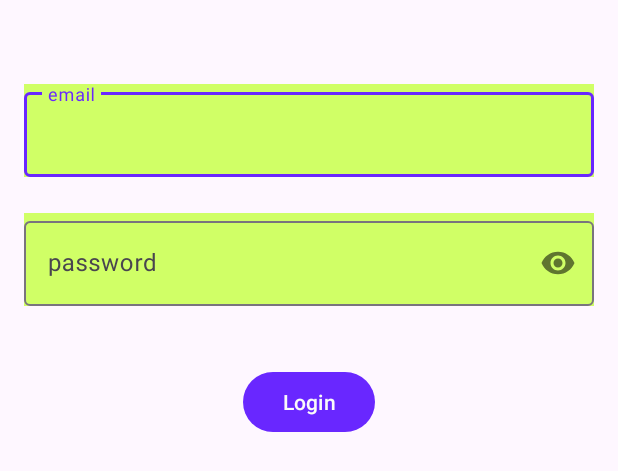
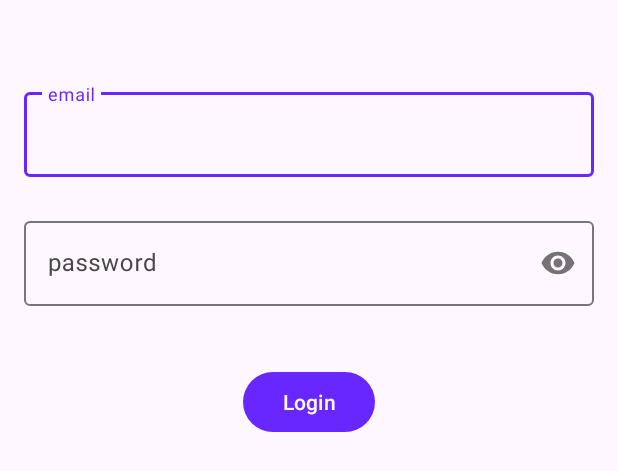
Before and after one commit to ginasalmas/24001116-synrgy7-gss-PocketNime-ch3, an Android app: the layout activity_login.xml on its own in the app's theme, with its tools: preview values and no code run, on a phone screen of 412 x 824 dp. Shown: the top 471 px of the screen. Run offline under Robolectric (Android 15) with nearby library versions, the phone set to English and light mode, and no system bars.

Commit message:
fix color

```diff
--- a/app/src/main/res/layout/activity_login.xml
+++ b/app/src/main/res/layout/activity_login.xml
@@ -13,7 +13,6 @@
         android:hint="@string/email"
         android:layout_marginTop="40dp"
         android:layout_height="wrap_content"
-        android:background="@color/secondary_30"
         app:layout_constraintTop_toTopOf="parent"
         app:layout_constraintStart_toStartOf="parent"
         app:layout_constraintEnd_toEndOf="parent">
@@ -34,7 +33,6 @@
         android:layout_marginTop="24dp"
         android:hint="@string/password"
         app:passwordToggleEnabled="true"
-        android:background="@color/secondary_30"
         app:layout_constraintEnd_toEndOf="parent"
         app:layout_constraintStart_toStartOf="parent"
         app:layout_constraintTop_toBottomOf="@+id/til_email">
```
